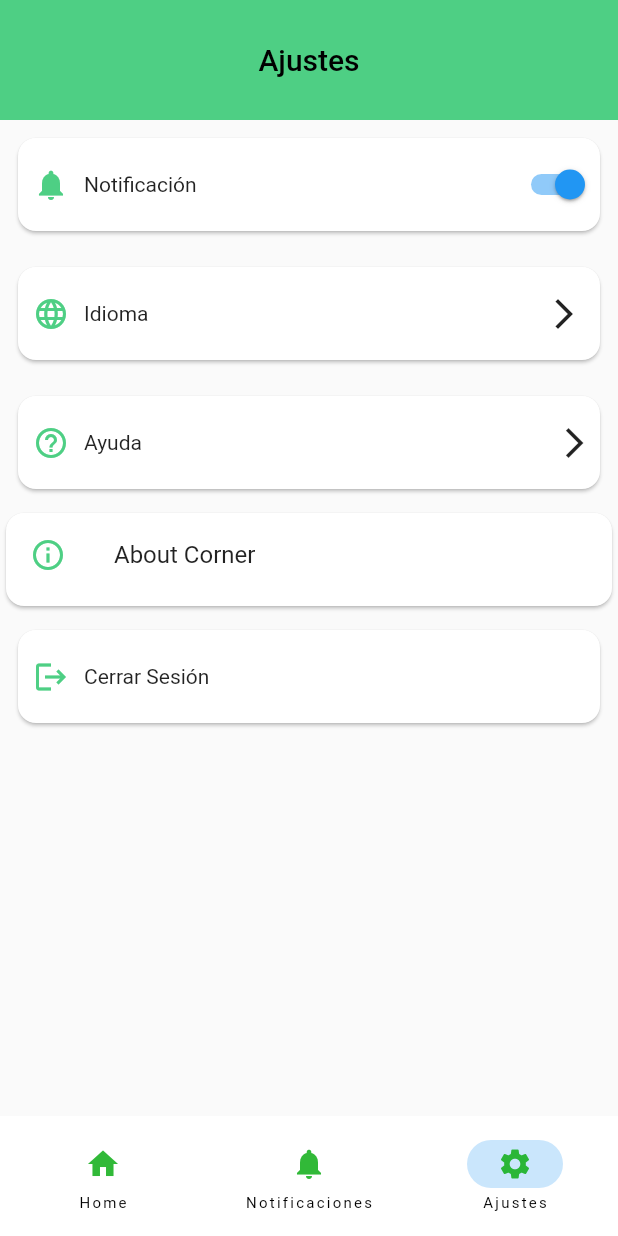
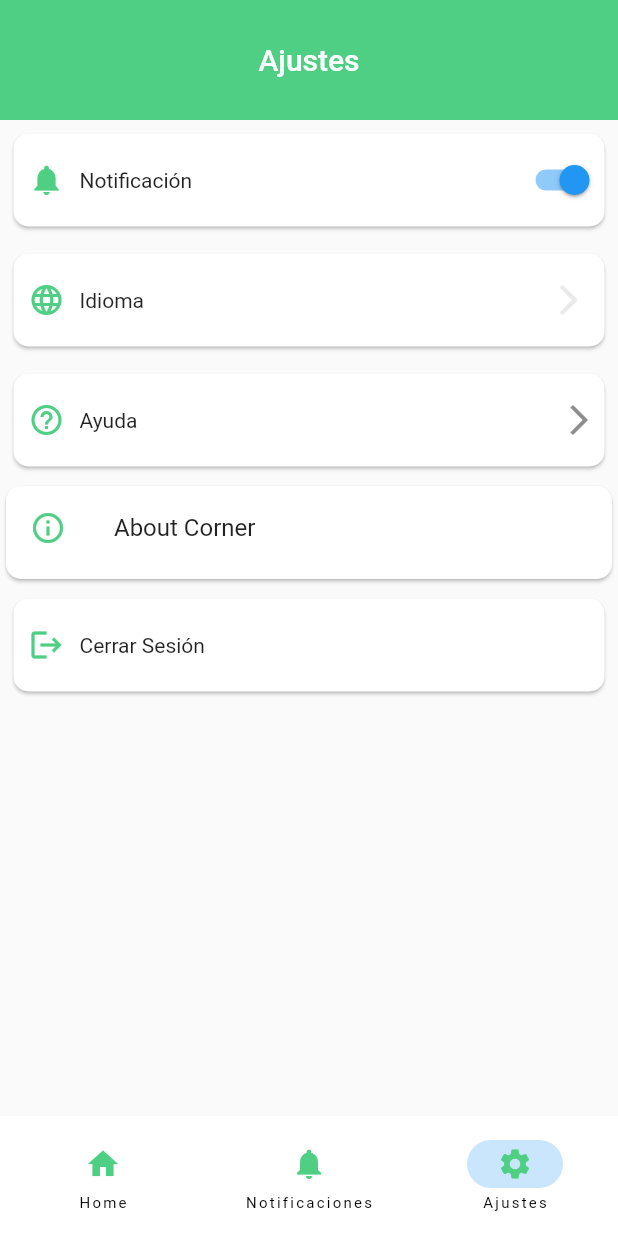
Before and after one commit to MichDlc03/Movil_CornerApp, a Flutter app: the screen it shows after launch, item 3 of the bottom bar chosen, after a tap on the "arrow forward ios" icon, on a phone screen of 412 x 824 dp. Run offline on Flutter 3.47's test engine with Material 2 defaults, Android fonts, the phone set to English and light mode, and no system bars; our stand-ins replace google_fonts, google_nav_bar, logger, shared_preferences, transparent_image; network calls fail.

Commit message:
MichDlc03
update 08

```diff
--- a/lib/dtos/providers/players_provider.dart
+++ b/lib/dtos/providers/players_provider.dart
@@ -17,14 +17,16 @@ class PlayersProvider extends ChangeNotifier {
   Future fetchUser() async {
     try {
       final response = await http.get(Uri.parse(
-          'https://api.ligasabatinadefutbol.com.mx/api/players?team_id=4&limit=1'));
+          'https://api.ligasabatinadefutbol.com.mx/api/players?team_id=2&limit=1'));
 
       if (response.statusCode == 200) {
         // If the server did return a 200 OK response,
         // then parse the JSON.
         final json = jsonDecode(response.body);
+        logger.d(json['data']);
         final List<dynamic> data = json['data'];
         _players = data.map((e) => PlayersResponseDto.fromMap(e)).toList();
+        logger.d(_players);
         isLoading = false;
         notifyListeners();
       } else {
--- a/lib/pages/ajustes_page.dart
+++ b/lib/pages/ajustes_page.dart
@@ -1,6 +1,5 @@
 import 'package:flutter/material.dart';
 import 'package:liga_corner_app/widgets/config_Responsive.dart';
-
 
 class PagePerfil extends StatefulWidget {
   const PagePerfil({super.key});
@@ -17,15 +16,15 @@ class _PagePerfilState extends State<PagePerfil> {
     double baseWidth = 400;
     double fem = MediaQuery.of(context).size.width / baseWidth;
     double ffem = fem * 0.97;
-     String _title = 'Ajustes';
+    String _title = 'Ajustes';
     return Scaffold(
       appBar: AppBar(
         backgroundColor: const Color(0xFF4ECF84),
         elevation: 0,
         toolbarHeight: 80,
-        title:  Text(
+        title: Text(
           _title,
-          style: const TextStyle(color: Colors.black),
+          style: const TextStyle(color: Colors.white),
         ),
         centerTitle: true,
         scrolledUnderElevation: scrolledUnderElevation,
@@ -35,7 +34,7 @@ class _PagePerfilState extends State<PagePerfil> {
         child: Center(
           child: Column(
             mainAxisAlignment: MainAxisAlignment.center,
-            children: const  [
+            children: const [
               CardNotify(),
               CardLenguaje(),
               Cardhelp(),
@@ -58,20 +57,19 @@ class CardInfoProfile extends StatelessWidget {
 
     return Container(
       decoration: const BoxDecoration(color: Color(0xFFE8E8E8)),
-      margin: const EdgeInsets.all(8),
+      margin: const EdgeInsets.all(5),
       width: SizeConfig.screenWidth,
       height: 70,
       child: Card(
         shape: const RoundedRectangleBorder(
-          borderRadius: BorderRadius.all(Radius.circular(12)),
+          borderRadius: BorderRadius.all(Radius.circular(10)),
         ),
         child: Row(
           mainAxisAlignment: MainAxisAlignment.start,
           children: <Widget>[
             const Padding(
               padding: EdgeInsets.symmetric(horizontal: 10),
-              child:
-                  Icon(Icons.person, color: Color(0xFF4ECF84)),
+              child: Icon(Icons.person, color: Color(0xFF4ECF84)),
             ),
             const Expanded(
               child: Text(
@@ -152,20 +150,19 @@ class CardNotify extends StatelessWidget {
   Widget build(BuildContext context) {
     SizeConfig(context);
     return Container(
-      margin: const EdgeInsets.all(8),
+      margin: const EdgeInsets.all(5),
       width: SizeConfig.screenWidth,
       height: 70,
       child: Card(
         shape: const RoundedRectangleBorder(
-          borderRadius: BorderRadius.all(Radius.circular(12)),
+          borderRadius: BorderRadius.all(Radius.circular(10)),
         ),
         child: Row(
           mainAxisAlignment: MainAxisAlignment.spaceAround,
           children: const <Widget>[
             Padding(
               padding: EdgeInsets.symmetric(horizontal: 10),
-              child: Icon(Icons.notifications,
-                  color: Color(0xFF4ECF84)),
+              child: Icon(Icons.notifications, color: Color(0xFF4ECF84)),
             ),
             Expanded(
               child: Text(
@@ -216,20 +213,19 @@ class CardLenguaje extends StatelessWidget {
   Widget build(BuildContext context) {
     SizeConfig(context);
     return Container(
-      margin: const EdgeInsets.all(8),
+      margin: const EdgeInsets.all(5),
       width: SizeConfig.screenWidth,
       height: 70,
       child: Card(
         shape: const RoundedRectangleBorder(
-          borderRadius: BorderRadius.all(Radius.circular(12)),
+          borderRadius: BorderRadius.all(Radius.circular(10)),
         ),
         child: Row(
           mainAxisAlignment: MainAxisAlignment.start,
           children: <Widget>[
             const Padding(
               padding: EdgeInsets.symmetric(horizontal: 10),
-              child:
-                  Icon(Icons.language, color: Color(0xFF4ECF84)),
+              child: Icon(Icons.language, color: Color(0xFF4ECF84)),
             ),
             const Expanded(
               child: Text(
@@ -241,7 +237,8 @@ class CardLenguaje extends StatelessWidget {
                 onPressed: () {
                   Navigator.pushNamed(context, '/lenguaje_pages');
                 },
-                icon: const Icon(Icons.arrow_forward_ios))
+                icon: const Icon(Icons.arrow_forward_ios,
+                    color: Color(0xE8E8E8E8)))
           ],
         ),
       ),
@@ -256,20 +253,19 @@ class Cardhelp extends StatelessWidget {
   Widget build(BuildContext context) {
     SizeConfig(context);
     return Container(
-      margin: const EdgeInsets.all(8),
+      margin: const EdgeInsets.all(5),
       width: SizeConfig.screenWidth,
       height: 70,
       child: Card(
         shape: const RoundedRectangleBorder(
-          borderRadius: BorderRadius.all(Radius.circular(12)),
+          borderRadius: BorderRadius.all(Radius.circular(10)),
         ),
         child: Row(
           mainAxisAlignment: MainAxisAlignment.start,
           children: const <Widget>[
             Padding(
               padding: EdgeInsets.symmetric(horizontal: 10),
-              child: Icon(Icons.help_outline,
-                  color: Color(0xFF4ECF84)),
+              child: Icon(Icons.help_outline, color: Color(0xFF4ECF84)),
             ),
             Expanded(
               child: Text(
@@ -279,7 +275,7 @@ class Cardhelp extends StatelessWidget {
             ),
             Padding(
               padding: EdgeInsets.all(5),
-              child: Icon(Icons.arrow_forward_ios),
+              child: Icon(Icons.arrow_forward_ios, color: Color(0xFE8E8E8E)),
             )
           ],
         ),
@@ -294,20 +290,19 @@ class CardLogOut extends StatelessWidget {
   Widget build(BuildContext context) {
     SizeConfig(context);
     return Container(
-      margin: const EdgeInsets.all(8),
+      margin: const EdgeInsets.all(5),
       width: SizeConfig.screenWidth,
       height: 70,
       child: Card(
         shape: const RoundedRectangleBorder(
-          borderRadius: BorderRadius.all(Radius.circular(12)),
+          borderRadius: BorderRadius.all(Radius.circular(10)),
         ),
         child: Row(
           mainAxisAlignment: MainAxisAlignment.start,
           children: const <Widget>[
             Padding(
               padding: EdgeInsets.symmetric(horizontal: 10),
-              child:
-                  Icon(Icons.logout, color: Color(0xFF4ECF84)),
+              child: Icon(Icons.logout, color: Color(0xFF4ECF84)),
             ),
             Expanded(
               child: Text(
@@ -322,7 +317,6 @@ class CardLogOut extends StatelessWidget {
   }
 }
 
-
 class InfoApp extends StatelessWidget {
   const InfoApp({super.key});
 
@@ -334,7 +328,7 @@ class InfoApp extends StatelessWidget {
       height: 70,
       child: const Card(
           shape: RoundedRectangleBorder(
-            borderRadius: BorderRadius.all(Radius.circular(12)),
+            borderRadius: BorderRadius.all(Radius.circular(10)),
           ),
           child: AboutListTile(
             icon: Icon(
--- a/lib/pages/detalle_Equipo.dart
+++ b/lib/pages/detalle_Equipo.dart
@@ -4,7 +4,6 @@ import 'package:liga_corner_app/utils.dart';
 import 'package:provider/provider.dart';
 
 class PlayersPage extends StatelessWidget {
-
   const PlayersPage({super.key});
   @override
   Widget build(BuildContext context) {
--- a/lib/pages/torneos_pages.dart
+++ b/lib/pages/torneos_pages.dart
@@ -44,7 +44,7 @@ class TorneosPages extends StatelessWidget {
                                 shape: RoundedRectangleBorder(
                                     borderRadius: BorderRadius.circular(10)),
                                 margin: const EdgeInsets.all(10),
-                                color: Color(0xFF4ECF84),
+                                color:const Color(0xFF4ECF84),
                                 clipBehavior: Clip.hardEdge,
                                 child: InkWell(
                                   splashColor:
--- a/lib/widgets/card_titile.dart
+++ b/lib/widgets/card_titile.dart
@@ -10,7 +10,7 @@ class CardTitle extends StatelessWidget {
   @override
   Widget build(BuildContext context) {
     return Padding(
-      padding: const EdgeInsets.symmetric(vertical:8.0),
+      padding: const EdgeInsets.symmetric(vertical: 8.0),
       child: Container(
         decoration: BoxDecoration(
             color: Colors.white,
@@ -23,18 +23,16 @@ class CardTitle extends StatelessWidget {
               ),
               BoxShadow(
                 color: Colors.grey.shade300,
-          offset: const Offset(-5,0),
+                offset: const Offset(-5, 0),
               ),
             ],
-          borderRadius: BorderRadius.circular(12)
-        ),
+            borderRadius: BorderRadius.circular(12)),
         child: ClipPath(
           // ignore: sort_child_properties_last
           child: Container(
             decoration: const BoxDecoration(
                 border: Border(
-                    left: BorderSide(
-                        color: Color(0xFF4ECF84), width: 25))),
+                    left: BorderSide(color: Color(0xFF4ECF84), width: 25))),
             child: Padding(
               padding: const EdgeInsets.all(5),
               child: Row(
@@ -67,7 +65,7 @@ class CardTitleResumen extends StatelessWidget {
   @override
   Widget build(BuildContext context) {
     return Padding(
-      padding: const EdgeInsets.symmetric(vertical:8.0),
+      padding: const EdgeInsets.symmetric(vertical: 8.0),
       child: Container(
         decoration: BoxDecoration(
             color: Colors.white,
@@ -80,18 +78,16 @@ class CardTitleResumen extends StatelessWidget {
               ),
               BoxShadow(
                 color: Colors.grey.shade300,
-          offset: const Offset(-5,0),
+                offset: const Offset(-5, 0),
               ),
             ],
-          borderRadius: BorderRadius.circular(12)
-        ),
+            borderRadius: BorderRadius.circular(12)),
         child: ClipPath(
           // ignore: sort_child_properties_last
           child: Container(
-            decoration:  const BoxDecoration(
+            decoration: const BoxDecoration(
                 border: Border(
-                    left: BorderSide(
-                        color: Color(0xFF4ECF84), width: 25))),
+                    left: BorderSide(color: Color(0xFF4ECF84), width: 25))),
             child: Padding(
               padding: const EdgeInsets.all(5),
               child: Row(
@@ -116,7 +112,6 @@ class CardTitleResumen extends StatelessWidget {
   }
 }
 
-
 class CardTitlePartidos extends StatelessWidget {
   const CardTitlePartidos({
     super.key,
@@ -125,7 +120,8 @@ class CardTitlePartidos extends StatelessWidget {
   @override
   Widget build(BuildContext context) {
     return Padding(
-      padding: const EdgeInsets.symmetric(vertical:2.0),
+      padding: const EdgeInsets.symmetric(vertical: 2.0),
+      child: Center(
         child: Container(
           decoration: BoxDecoration(
               color: Colors.white,
@@ -138,18 +134,16 @@ class CardTitlePartidos extends StatelessWidget {
                 ),
                 BoxShadow(
                   color: Colors.grey.shade300,
-          offset: const Offset(-5,0),
+                  offset: const Offset(-5, 0),
                 ),
               ],
-          borderRadius: BorderRadius.circular(12)
-        ),
+              borderRadius: BorderRadius.circular(12)),
           child: ClipPath(
             // ignore: sort_child_properties_last
             child: Container(
-            decoration:const BoxDecoration(
-                border:  Border(
-                    left: BorderSide(
-                        color: Color(0xFF4ECF84), width: 25))),
+              decoration: const BoxDecoration(
+                  border: Border(
+                      left: BorderSide(color: Color(0xFF4ECF84), width: 25))),
               child: Padding(
                 padding: const EdgeInsets.all(5),
                 child: Row(
@@ -170,6 +164,7 @@ class CardTitlePartidos extends StatelessWidget {
                     borderRadius: BorderRadius.circular(5))),
           ),
         ),
+      ),
     );
   }
 }
--- a/lib/widgets/nav_bar.dart
+++ b/lib/widgets/nav_bar.dart
@@ -33,22 +33,21 @@ class _NavigationExampleState extends State<NavigationExample> {
             NavigationDestination(
               icon: Icon(
                 Icons.home,
-                color: Color.fromARGB(223, 19, 175, 27),
+                color: Color(0xFF4ECF84),
               ),
-
               label: 'Home',
             ),
             NavigationDestination(
               icon: Icon(
                 Icons.notifications,
-                color: Color.fromARGB(223, 19, 175, 27),
+                color: Color(0xFF4ECF84),
               ),
               label: 'Notificaciones',
             ),
             NavigationDestination(
               icon: Icon(
                 Icons.settings,
-                color:Color.fromARGB(223, 19, 175, 27),
+                color: Color(0xFF4ECF84),
               ),
               label: 'Ajustes',
             ),
@@ -69,7 +68,7 @@ class _NavigationExampleState extends State<NavigationExample> {
         Container(
           color: const Color(0xFFE8E8E8),
           alignment: Alignment.center,
-          child:const PagePerfil(),
+          child: const PagePerfil(),
         ),
       ][currentPageIndex],
     );
--- a/lib/widgets/tab_bar.dart
+++ b/lib/widgets/tab_bar.dart
@@ -86,9 +86,10 @@ class _MyTabBarState extends State with SingleTickerProviderStateMixin {
                             Tab(
                               text: 'Resultados',
                             ),
-                            Tab(
-                              text: 'Equipos',
-                            ),
+                            // Tab(
+
+                            //   text: 'Equipos',
+                            // ),
                           ],
                         ),
                       ),
@@ -102,7 +103,7 @@ class _MyTabBarState extends State with SingleTickerProviderStateMixin {
                     PartidosPage(),
                     TorneosPages(),
                     ResultadosPage(),
-                    TeamsPages()
+                    //TeamsPages()
                   ],
                 )),
               ],
```
Also changed, not shown: lib/dtos/responses/requests/players_responses.dart (+1 -93 lines). Lines whose indentation alone changed are shown as unchanged.
